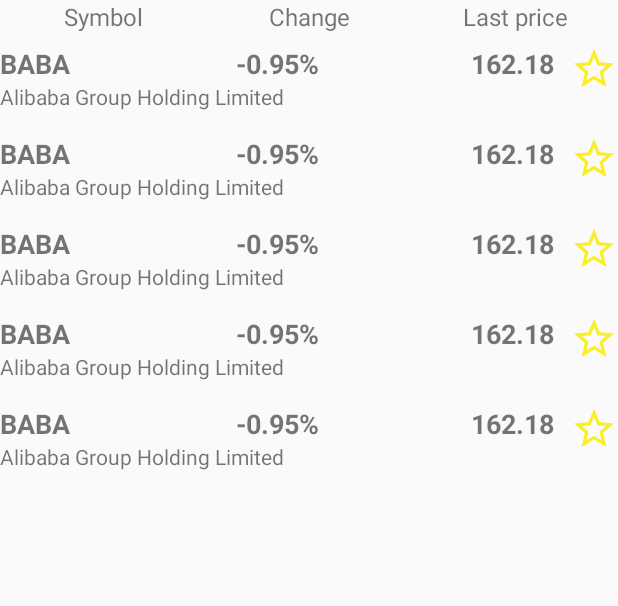
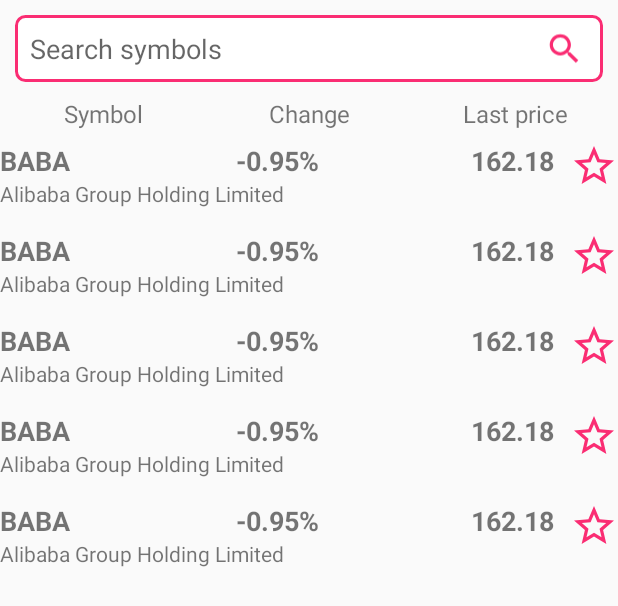
Before and after one commit to l-o-b-s-t-e-r/UBS, an Android app: the layout fragment_symbols_list.xml on its own in the app's theme, with its tools: preview values and no code run, on a phone screen of 412 x 824 dp. Shown: the top 606 px of the screen. Run offline under Robolectric (Android 15) with nearby library versions, the phone set to English and light mode, and no system bars.

Commit message:
added search view

```diff
--- /dev/null
+++ b/app/src/main/res/drawable/ic_search.xml
@@ -0,0 +1,13 @@
+<?xml version="1.0" encoding="utf-8"?>
+<vector xmlns:android="http://schemas.android.com/apk/res/android"
+        android:width="36dp"
+        android:height="36dp"
+        android:viewportWidth="34"
+        android:viewportHeight="34">
+
+    <path
+            android:fillColor="@color/colorAccent"
+            android:fillType="evenOdd"
+            android:pathData="M20.8571429,19.3142857 L20.0342857,19.3142857 L19.7257143,19.0057143 C20.7542857,17.8742857 21.3714286,16.3314286 21.3714286,14.6857143 C21.3714286,10.9828571 18.3885714,8 14.6857143,8 C10.9828571,8 8,10.9828571 8,14.6857143 C8,18.3885714 10.9828571,21.3714286 14.6857143,21.3714286 C16.3314286,21.3714286 17.8742857,20.7542857 19.0057143,19.7257143 L19.3142857,20.0342857 L19.3142857,20.8571429 L24.4571429,26 L26,24.4571429 L20.8571429,19.3142857 L20.8571429,19.3142857 Z M14.6857143,19.3142857 C12.1142857,19.3142857 10.0571429,17.2571429 10.0571429,14.6857143 C10.0571429,12.1142857 12.1142857,10.0571429 14.6857143,10.0571429 C17.2571429,10.0571429 19.3142857,12.1142857 19.3142857,14.6857143 C19.3142857,17.2571429 17.2571429,19.3142857 14.6857143,19.3142857 L14.6857143,19.3142857 Z"
+            android:strokeWidth="1"/>
+</vector>
--- a/app/src/main/res/drawable/ic_star_empty.xml
+++ b/app/src/main/res/drawable/ic_star_empty.xml
@@ -6,6 +6,6 @@
         android:viewportHeight="24">
 
     <path
-            android:fillColor="@color/colorIcFavorite"
+            android:fillColor="@color/colorAccent"
             android:pathData="M22 9.24l-7.19-0.62L12 2 9.19 8.63 2 9.24l5.46 4.73L5.82 21 12 17.27 18.18 21l-1.63-7.03L22 9.24zM12 15.4l-3.76 2.27 1-4.28-3.32-2.88 4.38-0.38L12 6.1l1.71 4.04 4.38 0.38 -3.32 2.88 1 4.28L12 15.4z"/>
 </vector>
--- a/app/src/main/res/drawable/ic_star_filled.xml
+++ b/app/src/main/res/drawable/ic_star_filled.xml
@@ -4,12 +4,7 @@
         android:height="24dp"
         android:viewportWidth="24"
         android:viewportHeight="24">
-
     <path
-            android:pathData="M0 0h24v24H0z"/>
-    <path
-            android:fillColor="@color/colorIcFavorite"
+            android:fillColor="@color/colorAccent"
             android:pathData="M12 17.27L18.18 21l-1.64-7.03L22 9.24l-7.19-0.61L12 2 9.19 8.63 2 9.24l5.46 4.73L5.82 21z"/>
-    <path
-            android:pathData="M0 0h24v24H0z"/>
 </vector>
--- /dev/null
+++ b/app/src/main/res/drawable/search_background.xml
@@ -0,0 +1,9 @@
+<?xml version="1.0" encoding="utf-8"?>
+<shape xmlns:android="http://schemas.android.com/apk/res/android"
+       android:shape="rectangle">
+    <solid android:color="#FFFFFF"/>
+    <corners android:radius="6dp"/>
+    <stroke
+            android:width="2dp"
+            android:color="@color/colorAccent"/>
+</shape>
--- a/app/src/main/res/layout/activity_main.xml
+++ b/app/src/main/res/layout/activity_main.xml
@@ -9,7 +9,7 @@
     <fragment android:id="@+id/fragment_symbols_list"
               android:layout_width="match_parent"
               android:layout_height="match_parent"
-              android:name="com.lobster.usb.presentation.ui.symbol_details.SymbolDetailsFragment"
+              android:name="com.lobster.usb.presentation.ui.symbols_list.SymbolsListFragment"
               tools:layout="@layout/fragment_symbols_list"/>
 
 </FrameLayout>
--- a/app/src/main/res/layout/fragment_symbol_details.xml
+++ b/app/src/main/res/layout/fragment_symbol_details.xml
@@ -43,7 +43,7 @@
             app:layout_constraintTop_toBottomOf="@id/txtChange"
             android:textStyle="bold"
             android:textSize="@dimen/text_size_m"
-            android:text="@string/symbols_list_ceo"/>
+            android:text="@string/symbol_details_ceo"/>
 
     <TextView android:id="@+id/txtCeoName"
               android:layout_width="wrap_content"
--- a/app/src/main/res/layout/fragment_symbols_list.xml
+++ b/app/src/main/res/layout/fragment_symbols_list.xml
@@ -6,6 +6,27 @@
               android:layout_height="match_parent"
               android:orientation="vertical"
               tools:context=".presentation.ui.symbols_list.SymbolsListFragment">
+
+    <FrameLayout
+            android:layout_width="match_parent"
+            android:layout_height="wrap_content"
+            android:layout_margin="@dimen/padding_xl">
+
+        <AutoCompleteTextView
+                android:id="@+id/edTxtSearch"
+                android:layout_width="match_parent"
+                android:layout_height="wrap_content"
+                android:padding="@dimen/padding_xl"
+                android:background="@drawable/search_background"
+                android:hint="@string/symbols_list_search_hint"/>
+
+        <ImageView android:id="@+id/btnSearch"
+                   android:layout_width="wrap_content"
+                   android:layout_height="match_parent"
+                   android:layout_gravity="end"
+                   android:layout_marginEnd="@dimen/padding_l"
+                   android:src="@drawable/ic_search"/>
+    </FrameLayout>
 
     <android.support.constraint.ConstraintLayout
             android:layout_width="match_parent"
@@ -44,8 +65,8 @@
             android:id="@+id/listSymbols"
             android:layout_width="match_parent"
             android:layout_height="wrap_content"
-            tools:orientation="vertical"
-            tools:layoutManager="android.support.v7.widget.LinearLayoutManager"
+            android:orientation="vertical"
+            app:layoutManager="android.support.v7.widget.LinearLayoutManager"
             tools:itemCount="5"
             tools:listitem="@layout/item_symbol"/>
 
--- a/app/src/main/res/layout/item_symbol.xml
+++ b/app/src/main/res/layout/item_symbol.xml
@@ -6,7 +6,9 @@
         android:layout_width="match_parent"
         android:layout_height="wrap_content"
         android:paddingTop="@dimen/padding_l"
-        android:paddingBottom="@dimen/padding_l">
+        android:paddingBottom="@dimen/padding_l"
+        android:foreground="?attr/selectableItemBackgroundBorderless"
+        android:background="@android:color/transparent">
 
     <TextView
             android:id="@+id/txtSymbolCode"
@@ -19,7 +21,7 @@
             tools:text="BABA"/>
 
     <TextView
-            android:id="@+id/txtSymbolName"
+            android:id="@+id/txtCompanyName"
             android:layout_width="wrap_content"
             android:layout_height="wrap_content"
             app:layout_constraintTop_toBottomOf="@id/txtSymbolCode"
--- a/app/src/main/res/values/colors.xml
+++ b/app/src/main/res/values/colors.xml
@@ -2,6 +2,5 @@
 <resources>
     <color name="colorPrimary">#cb00f0</color>
     <color name="colorPrimaryDark">#7525cf</color>
-    <color name="colorAccent">#ffffff</color>
-    <color name="colorIcFavorite">#f9ee27</color>
+    <color name="colorAccent">#fa2d73</color>
 </resources>
--- a/app/src/main/res/values/strings.xml
+++ b/app/src/main/res/values/strings.xml
@@ -7,9 +7,10 @@
         anim id est laborum.
     </string>
 
+    <string name="symbols_list_search_hint">Search symbols</string>
     <string name="symbols_list_symbol">Symbol</string>
     <string name="symbols_list_change">Change</string>
     <string name="symbols_list_last_price">Last price</string>
-    <string name="symbols_list_ceo">CEO:</string>
-    <string name="symbols_list_related">Related:</string>
+    <string name="symbol_details_ceo">CEO:</string>
+    <string name="symbol_details_related">Related:</string>
 </resources>
```
